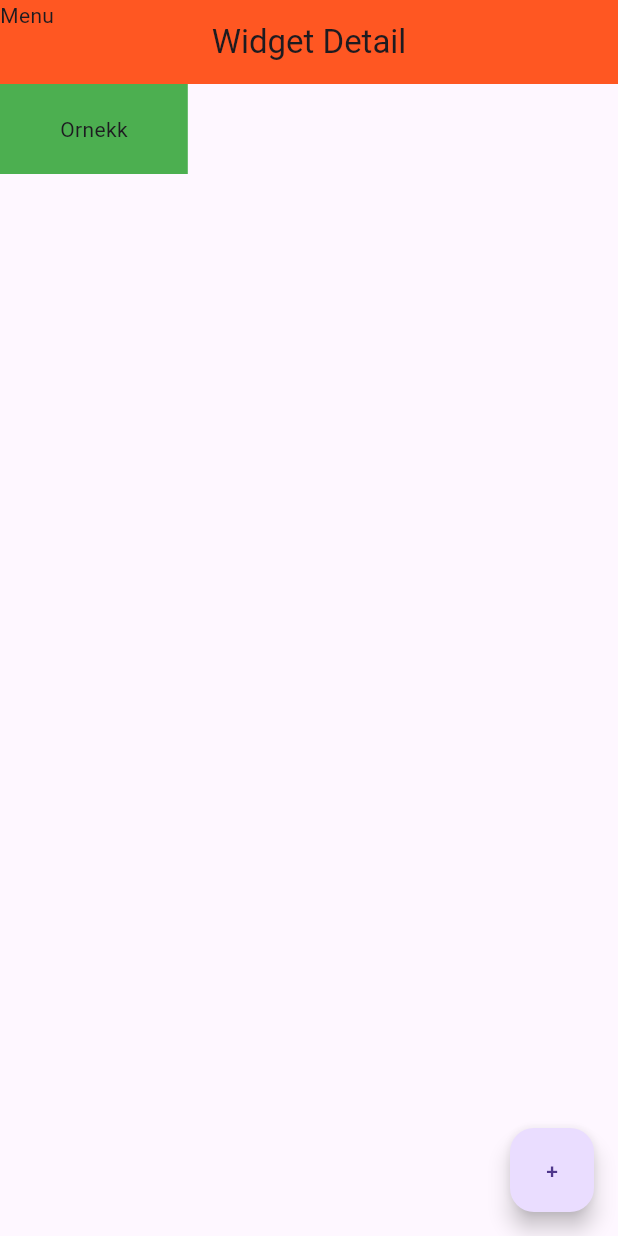
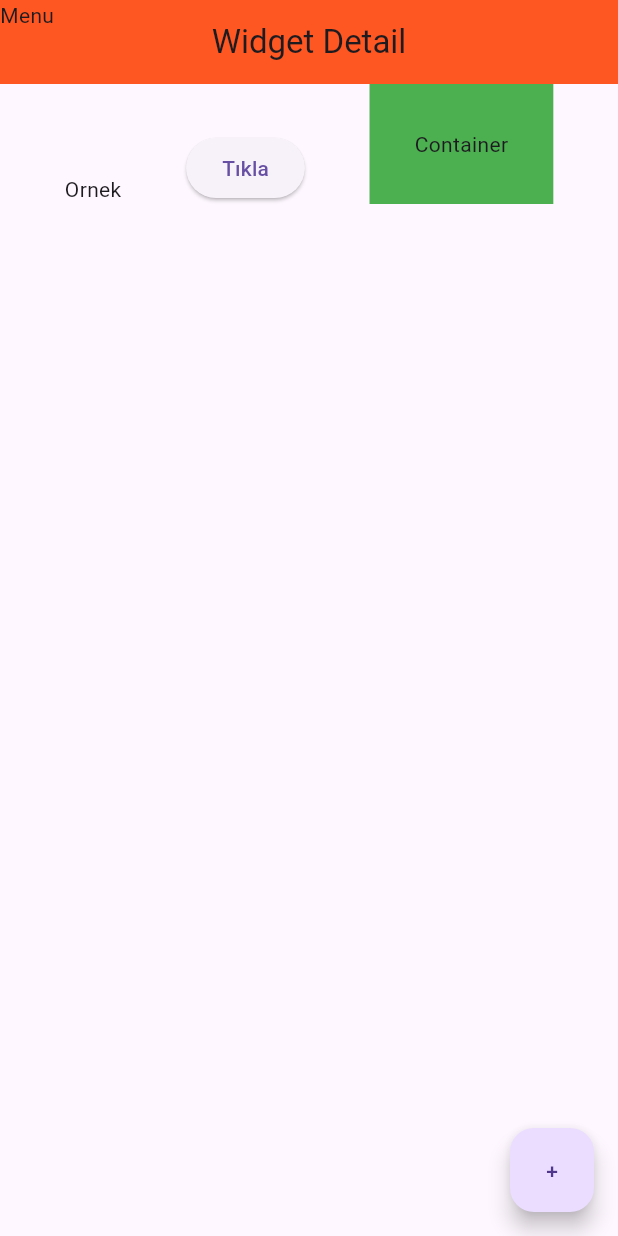
Before and after one commit to receppzz/Flutter_image, a Flutter app: the screen it shows after launch, on a phone screen of 412 x 824 dp. Run offline on Flutter 3.47's test engine with Material 3 defaults, Android fonts, the phone set to English and light mode, and no system bars.

Commit message:
[-] Eski container silindi [*]Container düzenlemesi yapıldı [+] Row, mainAxisAligment ve crosAxisAligment, children , ElevateButton, eklendi Container da değişiklik yapıldı

```diff
--- a/lib/main.dart
+++ b/lib/main.dart
@@ -23,10 +23,21 @@ class _WidgetDetailState extends State<WidgetDetail> {
         backgroundColor: Colors.deepOrange,
         leading: const Text("Menu"),
       ),
-      body: Container(
-        padding: const EdgeInsets.symmetric(vertical: 20.0, horizontal: 40.0),
-        color: Colors.green,
-        child: const Text("Ornekk"),
+      body: Row(
+        mainAxisAlignment: MainAxisAlignment.spaceEvenly,
+        crossAxisAlignment: CrossAxisAlignment.end,
+        children: [
+          const Text("Ornek"),
+          ElevatedButton(
+            onPressed: () {},
+            child: const Text("Tıkla"),
+          ),
+          Container(
+            padding: EdgeInsets.all(30),
+            color: Colors.green,
+            child: Text("Container"),
+          )
+        ],
       ),
       floatingActionButton: FloatingActionButton(
         onPressed: () {
```
